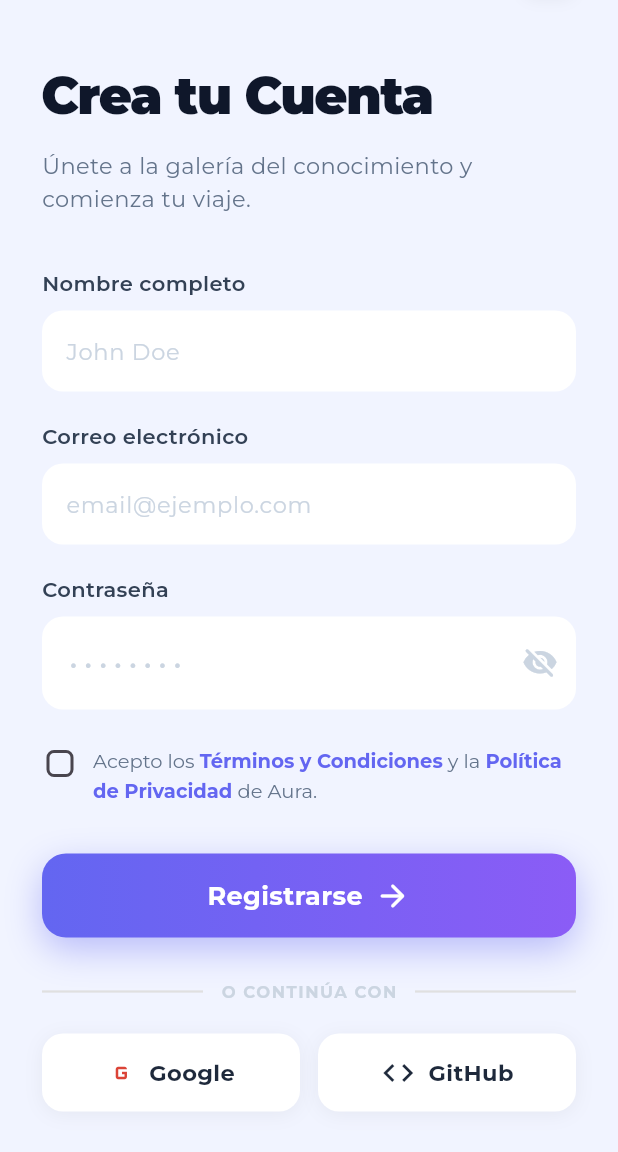
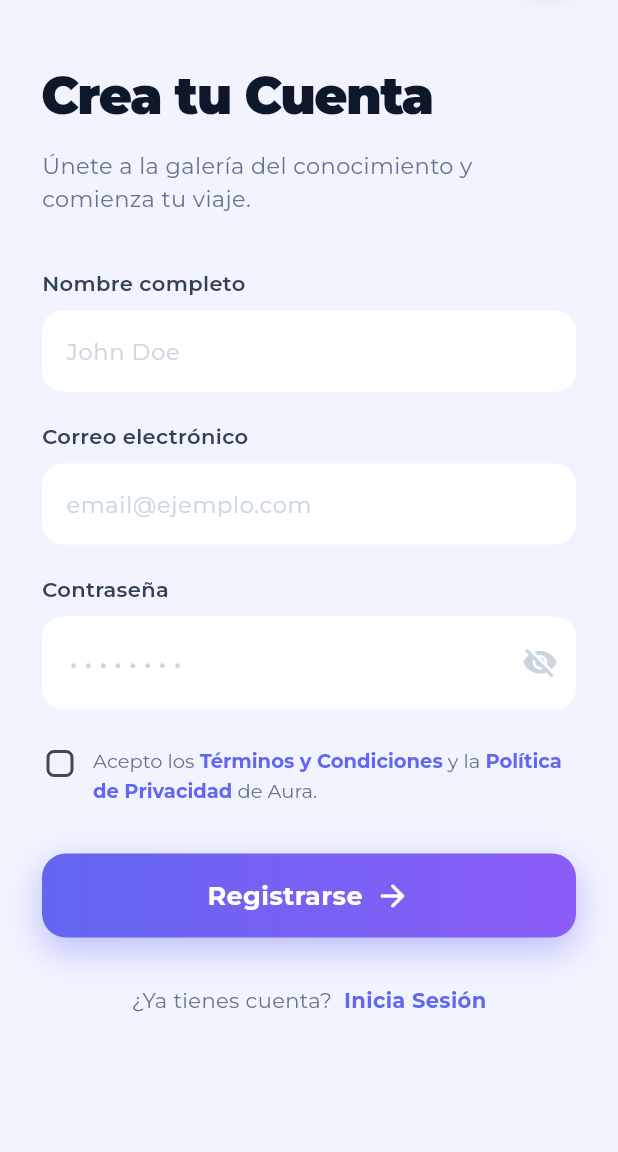
Before and after one commit to xkelvin0/Aura-Academy, a Flutter app: the RegisterScreen screen opened directly, on a phone screen of 412 x 824 dp, the part 84-1236 px from its top. Run offline on Flutter 3.47's test engine with Material 3 defaults, Android fonts, the light colour scheme and no system bars; our stand-ins replace audioplayers, chewie, confetti, file_picker, font_awesome_flutter, google_fonts and 5 more; accounts and stored records are empty.

Commit message:
Update README and final polish

```diff
--- a/lib/screens/auth/register_screen.dart
+++ b/lib/screens/auth/register_screen.dart
@@ -493,59 +493,6 @@ class _RegisterScreenState extends State<RegisterScreen> {
                 ),
               ),
 
-              const SizedBox(height: 28),
-
-              // --- Divisor "O CONTINÚA CON" ---
-              Row(
-                children: [
-                  Expanded(
-                    child: Divider(color: Colors.grey[300], thickness: 1.5),
-                  ),
-                  Padding(
-                    padding: const EdgeInsets.symmetric(horizontal: 12),
-                    child: Text(
-                      'O CONTINÚA CON',
-                      style: GoogleFonts.montserrat(
-                        fontSize: 11,
-                        fontWeight: FontWeight.bold,
-                        color: const Color(0xFFCBD5E1),
-                        letterSpacing: 1,
-                      ),
-                    ),
-                  ),
-                  Expanded(
-                    child: Divider(color: Colors.grey[300], thickness: 1.5),
-                  ),
-                ],
-              ),
-
-              const SizedBox(height: 20),
-
-              // --- Botones sociales (ambos claros en esta pantalla) ---
-              Row(
-                children: [
-                  // Botón Google
-                  Expanded(
-                    child: _SocialButtonRegister(
-                      label: 'Google',
-                      icon: const Icon(Icons.g_mobiledata,
-                          color: Color(0xFFDB4437), size: 20),
-                      onTap: _registrarConGoogle, // OAuth con Supabase
-                    ),
-                  ),
-                  const SizedBox(width: 12),
-                  // Botón GitHub (reemplaza Apple)
-                  Expanded(
-                    child: _SocialButtonRegister(
-                      label: 'GitHub',
-                      icon: const Icon(Icons.code,
-                          color: Color(0xFF1E293B), size: 24),
-                      onTap: _registrarConGitHub, // OAuth con Supabase
-                    ),
-                  ),
-                ],
-              ),
-
               const SizedBox(height: 32),
 
               // --- Enlace para ir al Login ---
```
Also changed, not shown: 2 other files.
